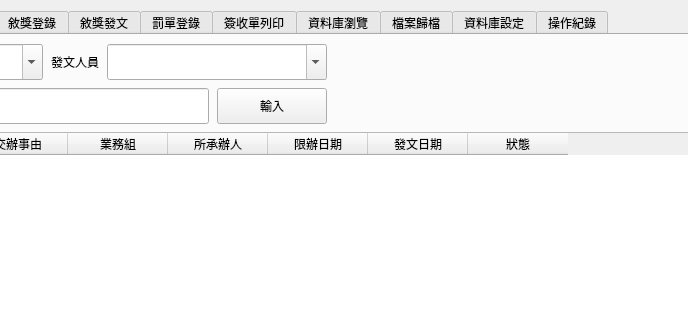
This is layouts/Layout1.ui in jerrygskk/PoliceDocSys as Qt 5 draws it before an edit; both pictures show x 253 to 941 and y 0 to 320 of the 1440 by 780 pixel window. The edited form follows.
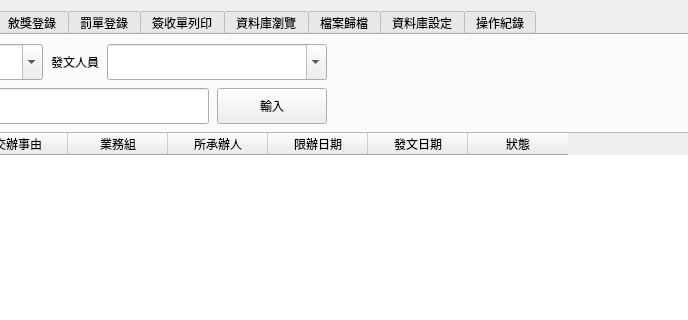
This is the edited form.

Commit message: feat: 敘獎發文頁併回結算發文，並修正陳報預覽版面

What changed in the file:
```diff
--- a/layouts/Layout1.ui
+++ b/layouts/Layout1.ui
@@ -127,9 +127,6 @@
       <widget class="QWidget" name="tab_reward">
        <attribute name="title"><string>敘獎登錄</string></attribute>
       </widget>
-      <widget class="QWidget" name="tab_reward_issue">
-       <attribute name="title"><string>敘獎發文</string></attribute>
-      </widget>
       <widget class="QWidget" name="tab_ticket">
        <attribute name="title"><string>罰單登錄</string></attribute>
       </widget>
```
The commit also changes 50 other files.
